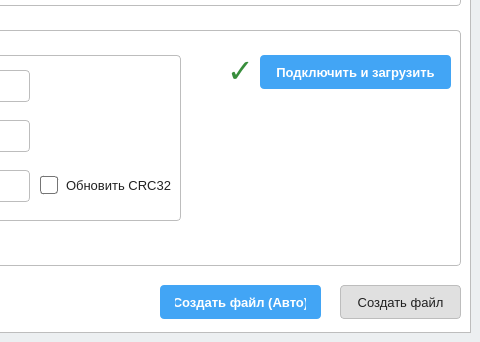
Before: the Qt Designer form mainwindow.ui in Krone213/update-generator, drawn with Qt 5; both pictures show x 320 to 800 and y 378 to 720 of the 800 by 720 pixel window.
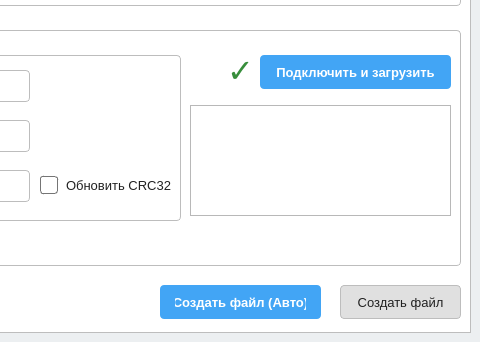
After: the same form once the commit is applied. The open tabs and pages were chosen to show the change. Icons and pictures are not drawn.

Diff of the .ui file:
```diff
--- a/mainwindow.ui
+++ b/mainwindow.ui
@@ -1002,6 +1002,22 @@
           <set>Qt::AlignmentFlag::AlignCenter</set>
          </property>
         </widget>
+        <widget class="QTextEdit" name="logTextEdit">
+         <property name="enabled">
+          <bool>true</bool>
+         </property>
+         <property name="geometry">
+          <rect>
+           <x>490</x>
+           <y>90</y>
+           <width>261</width>
+           <height>111</height>
+          </rect>
+         </property>
+         <property name="readOnly">
+          <bool>true</bool>
+         </property>
+        </widget>
        </widget>
        <widget class="QPushButton" name="btnCreateFileManual">
         <property name="geometry">
```
Left out of the diff: 2 changed lines with no effect on the pictures.
